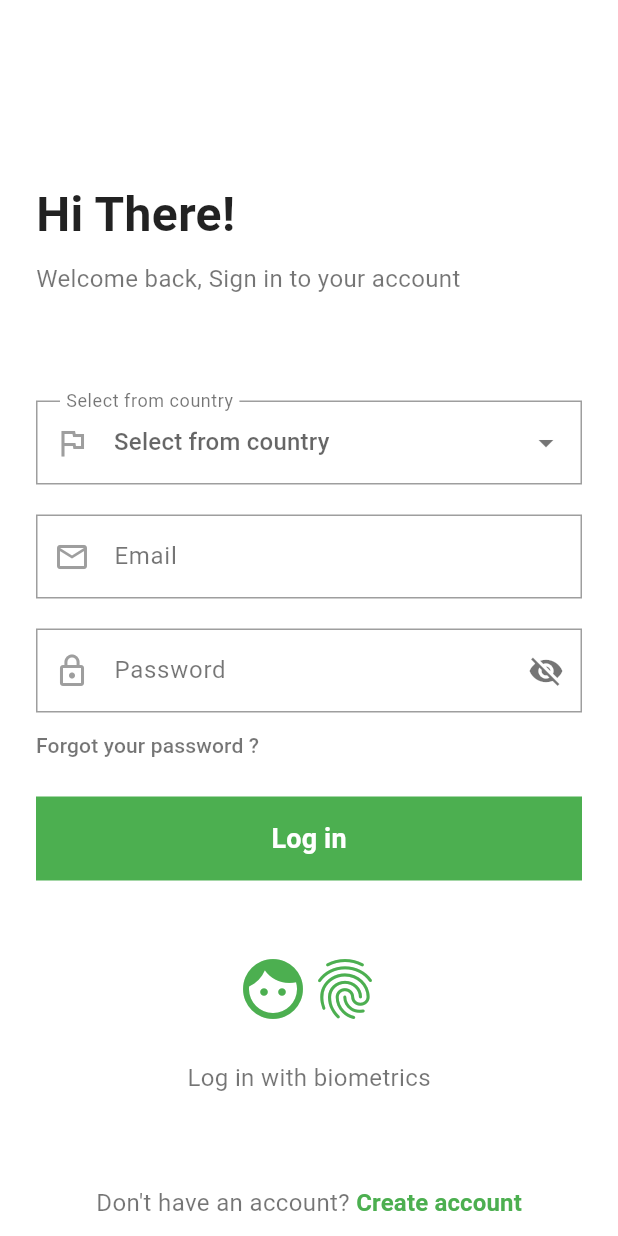
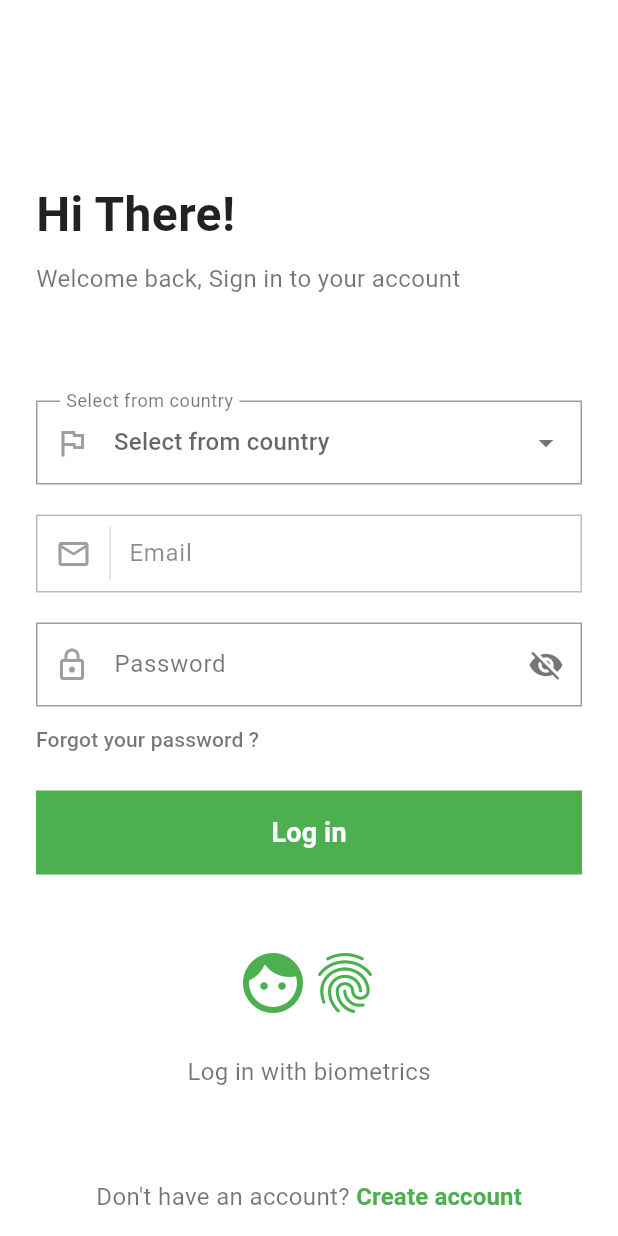
Before and after one commit to RkTushar/nec_app, a Flutter app: the screen it shows after launch, on a phone screen of 412 x 824 dp. Run offline on Flutter 3.47's test engine with Material 3 defaults, Android fonts, the phone set to English and light mode, and no system bars.

Commit message:
Update custom_text_field.dart

```diff
--- a/nec_app/lib/widgets/custom_text_field.dart
+++ b/nec_app/lib/widgets/custom_text_field.dart
@@ -1,8 +1,6 @@
 // lib/widgets/custom_text_field.dart
 import 'package:flutter/material.dart';
 import 'package:flutter/services.dart';
-
-const Color _primaryGreen = Color(0xFF4CAF50);
 
 class CustomTextField extends StatelessWidget {
   final TextEditingController controller;
@@ -30,33 +28,32 @@ class CustomTextField extends StatelessWidget {
     this.autovalidateMode,
   });
 
-  InputDecoration _inputDecoration({Widget? suffixIcon}) {
-    return InputDecoration(
-      labelText: labelText,
-      labelStyle: const TextStyle(color: Colors.black54),
-      prefixIcon: Icon(prefixIcon, color: Colors.grey),
-      suffixIcon: suffixIcon,
-      contentPadding: const EdgeInsets.symmetric(horizontal: 16, vertical: 16),
-      border: OutlineInputBorder(
-        borderRadius: BorderRadius.circular(0),
-        borderSide: const BorderSide(color: Colors.grey, width: 1),
-      ),
-      enabledBorder: OutlineInputBorder(
-        borderRadius: BorderRadius.circular(0),
-        borderSide: const BorderSide(color: Colors.grey, width: 1),
-      ),
-      focusedBorder: OutlineInputBorder(
-        borderRadius: BorderRadius.circular(0),
-        borderSide: const BorderSide(color: _primaryGreen, width: 2),
-      ),
-      filled: true,
-      fillColor: Colors.white,
-    );
-  }
-
   @override
   Widget build(BuildContext context) {
-    return TextFormField(
+    return Container(
+      height: 52,
+      decoration: BoxDecoration(
+        color: Colors.white,
+        borderRadius: BorderRadius.circular(0),
+        border: Border.all(color: Colors.grey.shade400, width: 1),
+      ),
+      child: Row(
+        children: <Widget>[
+          Padding(
+            padding: const EdgeInsets.symmetric(horizontal: 12),
+            child: Icon(prefixIcon, color: Colors.grey),
+          ),
+          SizedBox(
+            height: 36,
+            child: VerticalDivider(
+              color: Colors.grey.shade300,
+              thickness: 1,
+              width: 1,
+            ),
+          ),
+          const SizedBox(width: 12),
+          Expanded(
+            child: TextFormField(
               controller: controller,
               keyboardType: keyboardType,
               validator: validator,
@@ -64,12 +61,27 @@ class CustomTextField extends StatelessWidget {
               readOnly: readOnly,
               onTap: onTap,
               inputFormatters: inputFormatters,
-      decoration: _inputDecoration(
-        suffixIcon: suffixIcon != null
-            ? Icon(suffixIcon, color: Colors.black54)
-            : null,
+              decoration: InputDecoration(
+                hintText: labelText,
+                hintStyle: const TextStyle(color: Colors.black45),
+                isDense: true,
+                border: InputBorder.none,
+                focusedBorder: InputBorder.none,
+                enabledBorder: InputBorder.none,
+                contentPadding: const EdgeInsets.symmetric(vertical: 0),
               ),
               style: const TextStyle(color: Colors.black),
+            ),
+          ),
+          if (suffixIcon != null) ...<Widget>[
+            const SizedBox(width: 4),
+            Padding(
+              padding: const EdgeInsets.only(right: 8),
+              child: Icon(suffixIcon, color: Colors.black54),
+            ),
+          ],
+        ],
+      ),
     );
   }
 }
```
Lines whose indentation alone changed are shown as unchanged.
